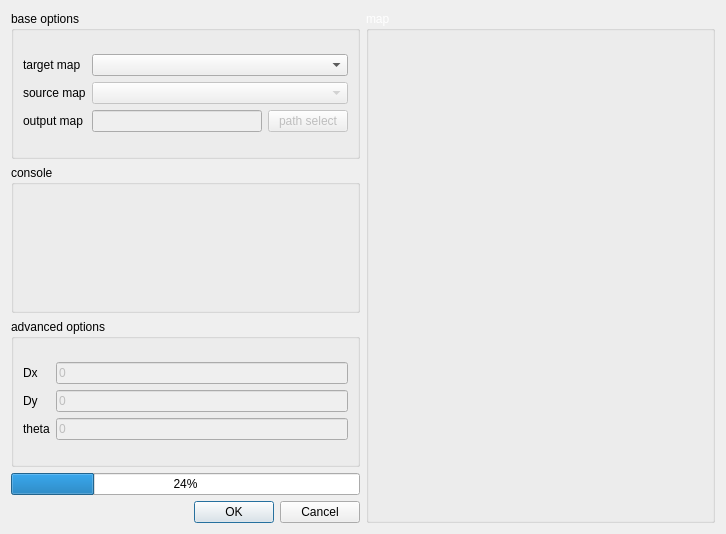
Before: the Qt Designer form improved_ICP_dialog_base.ui in tang-xy/ImprovedICP, drawn with Qt 5.
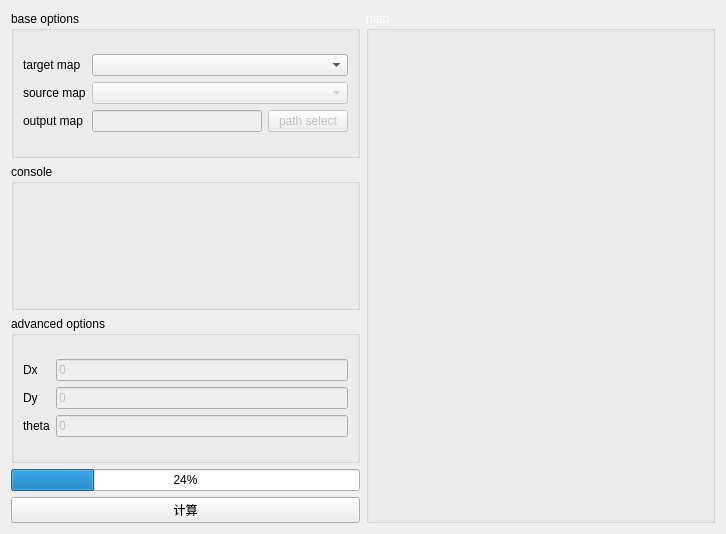
After: the same form once the commit is applied.

Patch:
```diff
--- a/improved_ICP_dialog_base.ui
+++ b/improved_ICP_dialog_base.ui
@@ -151,16 +151,6 @@
        </layout>
       </widget>
      </item>
-     <item row="4" column="0">
-      <widget class="QDialogButtonBox" name="button_box">
-       <property name="orientation">
-        <enum>Qt::Horizontal</enum>
-       </property>
-       <property name="standardButtons">
-        <set>QDialogButtonBox::Cancel|QDialogButtonBox::Ok</set>
-       </property>
-      </widget>
-     </item>
      <item row="0" column="1" rowspan="5">
       <widget class="QGroupBox" name="PicBox">
        <property name="sizePolicy">
@@ -331,6 +321,13 @@
        </property>
       </widget>
      </item>
+     <item row="4" column="0">
+      <widget class="QPushButton" name="begin">
+       <property name="text">
+        <string>计算</string>
+       </property>
+      </widget>
+     </item>
     </layout>
    </item>
   </layout>
```
Left out of the diff: 37 changed lines with no effect on the pictures.
